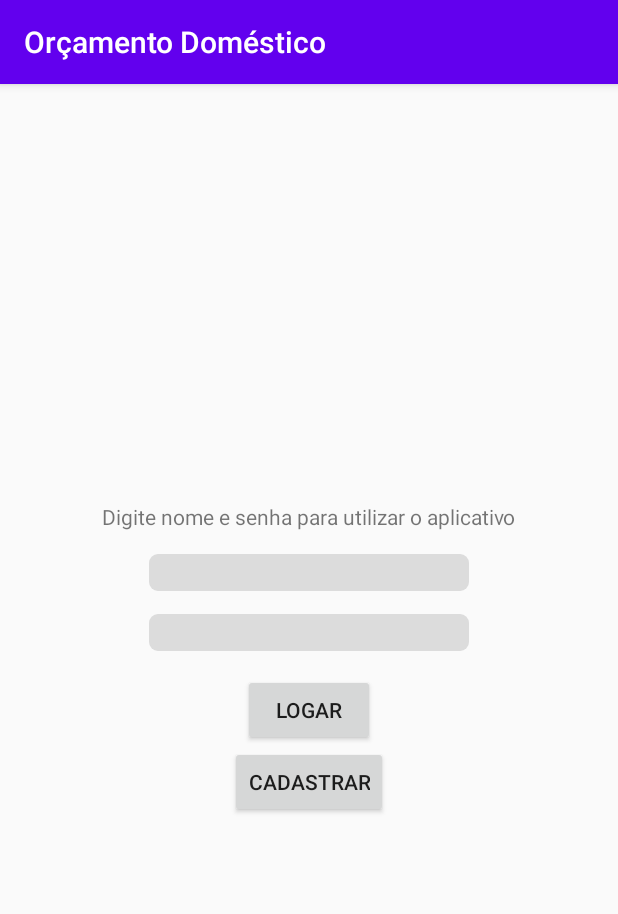
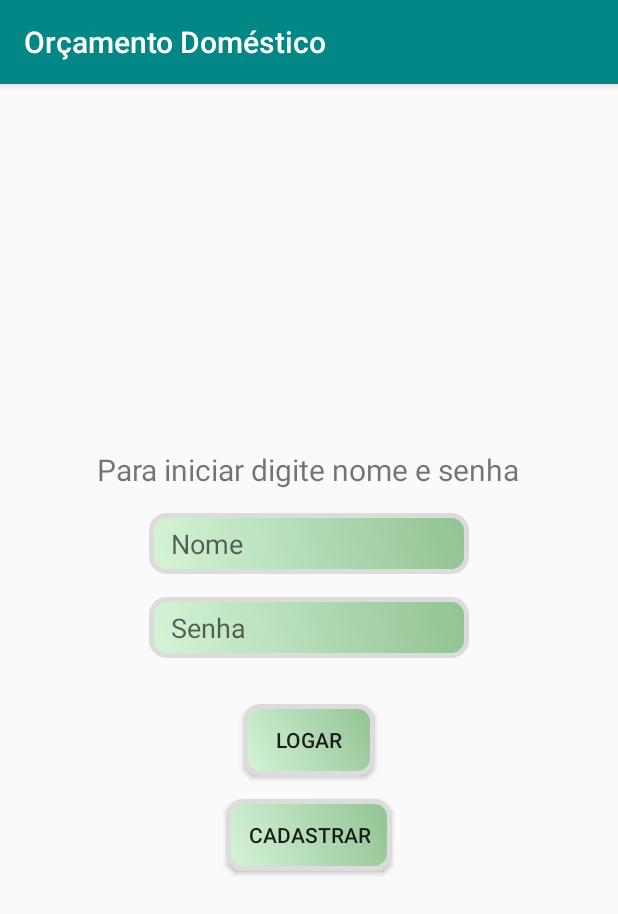
Before and after one commit to MauroTi/OrcamentoDomestico, an Android app: the screen it shows after launch (MainActivity), on a phone screen of 412 x 824 dp. Shown: the top 914 px of the screen. Run offline under Robolectric (Android 15) with nearby library versions, the phone set to English and light mode, and no system bars.

Commit message:
Basico funcionando

```diff
--- a/app/src/main/AndroidManifest.xml
+++ b/app/src/main/AndroidManifest.xml
@@ -16,12 +16,12 @@
                 <category android:name="android.intent.category.LAUNCHER" />
             </intent-filter>
         </activity>
+
         <activity android:name=".Main4Activity" />
         <activity android:name=".Main3Activity" />
         <activity android:name=".Main2Activity" />
-        <activity android:name=".MainActivity">
+        <activity android:name=".MainActivity"></activity>
 
-        </activity>
     </application>
 
 </manifest>
--- /dev/null
+++ b/app/src/main/res/drawable/btn_customizado.xml
@@ -0,0 +1,18 @@
+<?xml version="1.0" encoding="utf-8"?>
+
+<shape xmlns:android="http://schemas.android.com/apk/res/android">
+    <corners android:radius="10dp" />
+    <padding
+        android:left="15dp"
+        android:right="15dp"
+        android:top="8dp"
+        android:bottom="8dp" />
+    <solid android:color="#91C393" />
+    <stroke
+        android:width="3dp"
+        android:color="#DCDCDC" />
+    <gradient
+        android:startColor="#D5F4D7"
+        android:endColor="#91C393"
+        android:angle="45" />
+</shape>
--- a/app/src/main/res/drawable/rounded_corner.xml
+++ /dev/null
@@ -1,13 +0,0 @@
-<?xml version="1.0" encoding="utf-8"?>
-
-    <shape xmlns:android="http://schemas.android.com/apk/res/android">
-        <stroke
-
-             />
-
-        <solid android:color="#DCDCDC" />
-
-        <corners
-            android:radius="6dp"
-             />
-    </shape>
--- a/app/src/main/res/layout/activity_main.xml
+++ b/app/src/main/res/layout/activity_main.xml
@@ -17,14 +17,16 @@
             android:layout_width="wrap_content"
             android:layout_height="wrap_content"
             android:layout_marginBottom="15dp"
-            android:text="Digite nome e senha para utilizar o aplicativo" />
+            android:text="Para iniciar digite nome e senha"
+            android:textSize="20sp" />
 
         <EditText
             android:id="@+id/etNome"
             android:layout_width="wrap_content"
             android:layout_height="wrap_content"
             android:layout_marginBottom="15dp"
-            android:background="@drawable/rounded_corner"
+            android:background="@drawable/btn_customizado"
+            android:hint="Nome"
             android:ems="10"
             android:inputType="textPersonName" />
 
@@ -33,14 +35,17 @@
             android:layout_width="wrap_content"
             android:layout_height="wrap_content"
             android:layout_marginBottom="15dp"
-            android:background="@drawable/rounded_corner"
+            android:background="@drawable/btn_customizado"
             android:ems="10"
-            android:inputType="textPassword" />
+            android:inputType="textPassword"
+            android:hint="Senha" />
 
         <Button
             android:id="@+id/btnLogar"
             android:layout_width="wrap_content"
             android:layout_height="wrap_content"
+            android:layout_marginTop="15dp"
+            android:background="@drawable/btn_customizado"
             android:onClick="logar"
             android:text="Logar" />
 
@@ -48,6 +53,8 @@
             android:id="@+id/btncadastrar"
             android:layout_width="wrap_content"
             android:layout_height="wrap_content"
+            android:layout_marginTop="15dp"
+            android:background="@drawable/btn_customizado"
             android:onClick="cadastrar"
             android:text="Cadastrar" />
 
--- a/app/src/main/res/layout/item_lista.xml
+++ b/app/src/main/res/layout/item_lista.xml
@@ -13,7 +13,7 @@
         android:layout_marginStart="10dp"
         android:layout_marginEnd="10dp"
         android:autofillHints=""
-        android:background="@drawable/rounded_corner"
+        android:background="@drawable/btn_customizado"
         android:baselineAligned="false"
         android:ems="10"
         android:gravity="center"
@@ -31,7 +31,7 @@
         android:layout_marginEnd="10dp"
         android:layout_marginRight="8dp"
         android:autofillHints=""
-        android:background="@drawable/rounded_corner"
+        android:background="@drawable/btn_customizado"
         android:baselineAligned="false"
         android:ems="10"
         android:gravity="center"
--- a/app/src/main/res/values/styles.xml
+++ b/app/src/main/res/values/styles.xml
@@ -3,7 +3,7 @@
     <!-- Base application theme. -->
     <style name="AppTheme" parent="Theme.AppCompat.Light.DarkActionBar">
         <!-- Customize your theme here. -->
-        <item name="colorPrimary">@color/colorPrimary</item>
+        <item name="colorPrimary">@color/design_default_color_secondary_variant</item>
         <item name="colorPrimaryDark">@color/colorPrimaryDark</item>
         <item name="colorAccent">@color/colorAccent</item>
     </style>
```
Also changed, not shown: app/src/main/java/com/example/orcamentodomestico/Main2Activity.java (+4 -4 lines), app/src/main/java/com/example/orcamentodomestico/Main3Activity.java (+8 -20 lines), app/src/main/java/com/example/orcamentodomestico/Main4Activity.java (+5 -2 lines), app/src/main/res/drawable/rounded_corner_superior.xml (deleted, +0 -10 lines), app/src/main/res/layout/activity_main2.xml (+4 -3 lines), app/src/main/res/layout/activity_main3.xml (+5 -7 lines), app/src/main/res/layout/activity_main4.xml (+4 -3 lines), 1 other file.
